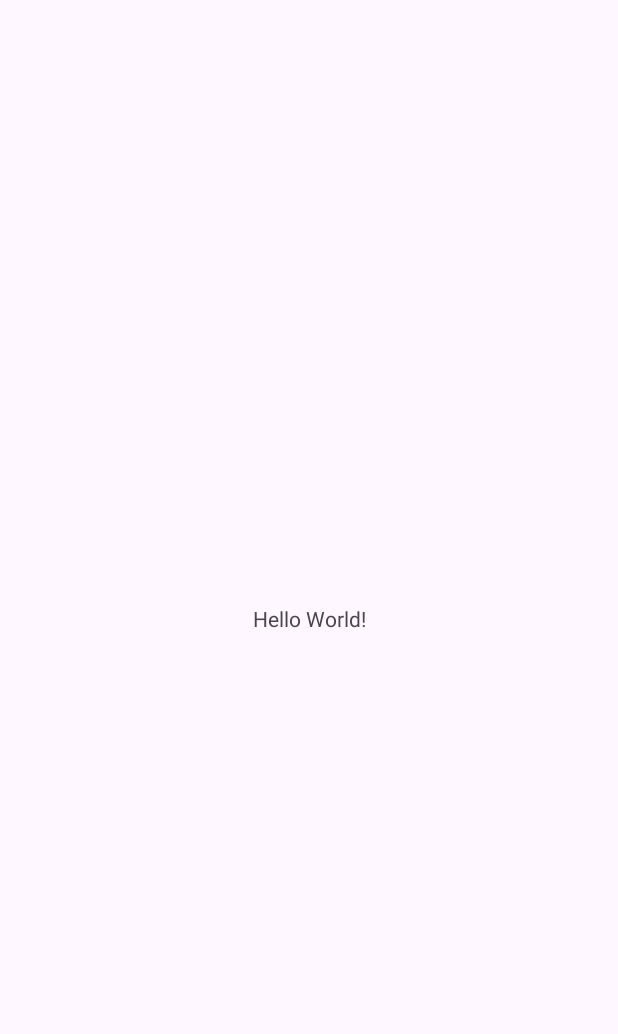
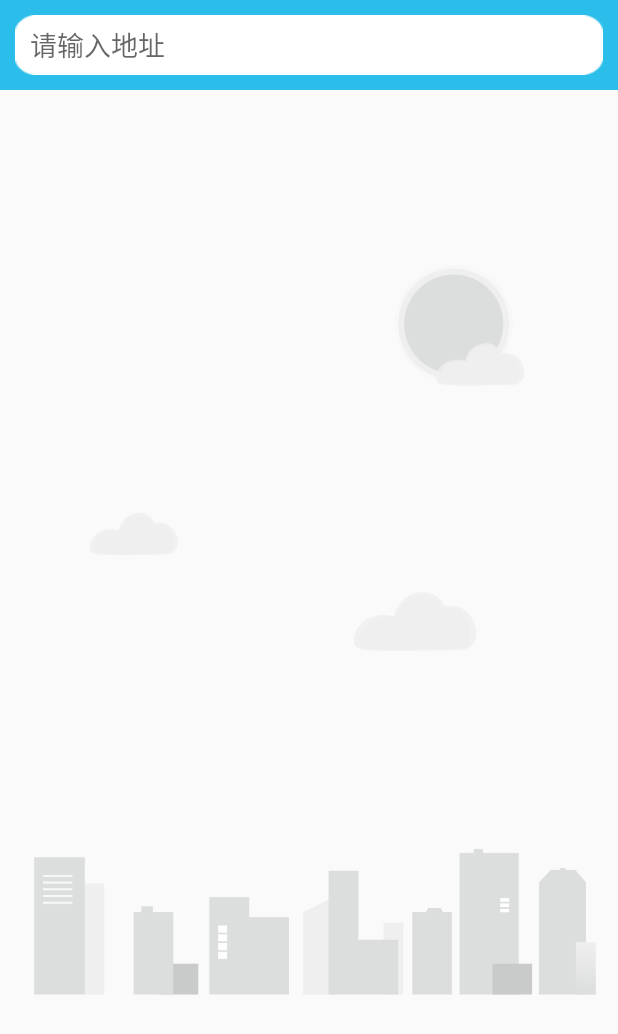
Before and after one commit to MartinLiuMingZhi/SunnyWeather, an Android app: the screen it shows after launch (MainActivity), on a phone screen of 412 x 824 dp. Before the commit the part shown is almost empty. Shown: the top 1034 px of the screen. Run offline under Robolectric (Android 15) with nearby library versions, the phone set to English and light mode, and no system bars.

Commit message:
实现搜索全球城市数据功能。

```diff
--- a/app/build.gradle
+++ b/app/build.gradle
@@ -40,7 +40,6 @@ dependencies {
     implementation 'androidx.recyclerview:recyclerview:1.3.2'
     implementation "androidx.lifecycle:lifecycle-extensions:2.2.0"
     implementation "androidx.lifecycle:lifecycle-livedata-ktx:2.7.0"
-    implementation 'com.google.android.material:material:1.11.0'
     implementation "androidx.swiperefreshlayout:swiperefreshlayout:1.1.0"
     implementation 'com.squareup.retrofit2:retrofit:2.6.1'
     implementation 'com.squareup.retrofit2:converter-gson:2.6.1'
--- a/app/src/main/AndroidManifest.xml
+++ b/app/src/main/AndroidManifest.xml
@@ -1,6 +1,8 @@
 <?xml version="1.0" encoding="utf-8"?>
 <manifest xmlns:android="http://schemas.android.com/apk/res/android"
     xmlns:tools="http://schemas.android.com/tools">
+
+    <uses-permission android:name="android.permission.INTERNET"/>
 
     <application
         android:name=".SunnyWeatherApplication"
--- a/app/src/main/java/com/example/sunnyweather/MainActivity.kt
+++ b/app/src/main/java/com/example/sunnyweather/MainActivity.kt
@@ -2,10 +2,14 @@ package com.example.sunnyweather
 
 import androidx.appcompat.app.AppCompatActivity
 import android.os.Bundle
+import com.example.sunnyweather.databinding.ActivityMainBinding
 
 class MainActivity : AppCompatActivity() {
+
+    private lateinit var binding: ActivityMainBinding
     override fun onCreate(savedInstanceState: Bundle?) {
         super.onCreate(savedInstanceState)
-        setContentView(R.layout.activity_main)
+        binding = ActivityMainBinding.inflate(layoutInflater)
+        setContentView(binding.root)
     }
 }
--- a/app/src/main/java/com/example/sunnyweather/logic/network/PlaceService.kt
+++ b/app/src/main/java/com/example/sunnyweather/logic/network/PlaceService.kt
@@ -8,6 +8,6 @@ import retrofit2.http.Query
 
 interface PlaceService {
 
-    @GET("v2.6/place?token=${SunnyWeatherApplication.TOKEN}&lang=zh_CN")
+    @GET("v2/place?token=${SunnyWeatherApplication.TOKEN}&lang=zh_CN")
     fun searchPlaces(@Query("query") query:String): Call<PlaceResponse>
 }
--- a/app/src/main/java/com/example/sunnyweather/logic/network/ServiceCreator.kt
+++ b/app/src/main/java/com/example/sunnyweather/logic/network/ServiceCreator.kt
@@ -2,7 +2,6 @@ package com.example.sunnyweather.logic.network
 
 import retrofit2.Retrofit
 import retrofit2.converter.gson.GsonConverterFactory
-import retrofit2.create
 
 object ServiceCreator {
 
--- a/app/src/main/java/com/example/sunnyweather/logic/network/SunnyWeatherNetwork.kt
+++ b/app/src/main/java/com/example/sunnyweather/logic/network/SunnyWeatherNetwork.kt
@@ -1,6 +1,6 @@
 package com.example.sunnyweather.logic.network
 
-import android.content.ContentValues.TAG
+
 import android.util.Log
 import retrofit2.Call
 import retrofit2.Callback
@@ -22,7 +22,7 @@ object SunnyWeatherNetwork {
 
                 override fun onResponse(call: Call<T>, response: Response<T>) {
                     val body = response.body()
-                    Log.d(TAG, "OnResponse: ${response.code()}")
+                    Log.d("TAG", "OnResponse: ${response.body()}")
                     if (body != null) continuation.resume(body)
                     else continuation.resumeWithException(
                         RuntimeException("response body is null")
--- /dev/null
+++ b/app/src/main/java/com/example/sunnyweather/ui/place/PlaceFragment.kt
@@ -0,0 +1,63 @@
+package com.example.sunnyweather.ui.place
+
+import android.os.Bundle
+import android.view.LayoutInflater
+import android.view.View
+import android.view.ViewGroup
+import android.widget.Toast
+import androidx.core.widget.addTextChangedListener
+import androidx.fragment.app.Fragment
+import androidx.lifecycle.Observer
+import androidx.lifecycle.ViewModelProvider
+import androidx.recyclerview.widget.LinearLayoutManager
+import com.example.sunnyweather.databinding.FragmentPlaceBinding
+
+class PlaceFragment : Fragment() {
+    private val viewModel by lazy { ViewModelProvider(this)[PlaceViewModel::class.java] }
+
+    private lateinit var adapter: PlaceAdapter
+    private lateinit var binding: FragmentPlaceBinding
+
+    override fun onCreateView(
+        inflater: LayoutInflater,
+        container: ViewGroup?,
+        savedInstanceState: Bundle?
+    ): View? {
+        binding = FragmentPlaceBinding.inflate(inflater)
+        return binding.root
+    }
+
+    override fun onViewCreated(view: View, savedInstanceState: Bundle?) {
+        super.onViewCreated(view, savedInstanceState)
+        val layoutManager = LinearLayoutManager(activity)
+        binding.recyclerView.layoutManager = layoutManager
+        adapter = PlaceAdapter(this,viewModel.placeList)
+        binding.recyclerView.adapter = adapter
+
+        binding.searchPlaceEdit.addTextChangedListener { editable ->
+            val content = editable.toString()
+            if (content.isNotEmpty()){
+                viewModel.searchPlaces(content)
+            }else{
+                binding.recyclerView.visibility = View.GONE
+                binding.bgImageView.visibility = View.VISIBLE
+                viewModel.placeList.clear()
+                adapter.notifyDataSetChanged()
+            }
+        }
+
+        viewModel.placeLiveData.observe(viewLifecycleOwner, Observer{result ->
+            val places = result.getOrNull()
+            if (places != null){
+                binding.recyclerView.visibility = View.VISIBLE
+                binding.bgImageView.visibility = View.GONE
+                viewModel.placeList.clear()
+                viewModel.placeList.addAll(places)
+                adapter.notifyDataSetChanged()
+            }else{
+                Toast.makeText(activity,"未能查询到任何地点",Toast.LENGTH_SHORT).show()
+                result.exceptionOrNull()?.printStackTrace()
+            }
+        })
+    }
+}
--- a/app/src/main/res/layout/activity_main.xml
+++ b/app/src/main/res/layout/activity_main.xml
@@ -1,18 +1,14 @@
 <?xml version="1.0" encoding="utf-8"?>
-<androidx.constraintlayout.widget.ConstraintLayout xmlns:android="http://schemas.android.com/apk/res/android"
-    xmlns:app="http://schemas.android.com/apk/res-auto"
+<FrameLayout xmlns:android="http://schemas.android.com/apk/res/android"
     xmlns:tools="http://schemas.android.com/tools"
     android:layout_width="match_parent"
     android:layout_height="match_parent"
     tools:context=".MainActivity">
 
-    <TextView
-        android:layout_width="wrap_content"
-        android:layout_height="wrap_content"
-        android:text="Hello World!"
-        app:layout_constraintBottom_toBottomOf="parent"
-        app:layout_constraintEnd_toEndOf="parent"
-        app:layout_constraintStart_toStartOf="parent"
-        app:layout_constraintTop_toTopOf="parent" />
+   <fragment
+       android:id="@+id/placeFragment"
+       android:name="com.example.sunnyweather.ui.place.PlaceFragment"
+       android:layout_width="match_parent"
+       android:layout_height="match_parent"/>
 
-</androidx.constraintlayout.widget.ConstraintLayout>
+</FrameLayout>
--- a/app/src/main/res/layout/fragment_place.xml
+++ b/app/src/main/res/layout/fragment_place.xml
@@ -9,13 +9,13 @@
         android:layout_width="match_parent"
         android:layout_height="wrap_content"
         android:layout_alignParentBottom="true"
-        android:src="@drawable/logo" />
+        android:src="@drawable/bg_place" />
 
     <FrameLayout
         android:id="@+id/actionBarLayout"
         android:layout_width="match_parent"
         android:layout_height="60dp"
-        android:background="@color/design_default_color_primary">
+        android:background="#2CBEEA">
 
         <EditText
             android:id="@+id/searchPlaceEdit"
@@ -24,8 +24,10 @@
             android:layout_gravity="center_vertical"
             android:layout_marginStart="10dp"
             android:layout_marginEnd="10dp"
+            android:paddingStart="10dp"
+            android:paddingEnd="10dp"
             android:hint="请输入地址"
-            android:background="@drawable/logo"/>
+            android:background="@drawable/search_bg"/>
     </FrameLayout>
 
     <androidx.recyclerview.widget.RecyclerView
--- a/app/src/main/res/values/themes.xml
+++ b/app/src/main/res/values/themes.xml
@@ -1,6 +1,6 @@
 <resources xmlns:tools="http://schemas.android.com/tools">
     <!-- Base application theme. -->
-    <style name="Base.Theme.SunnyWeather" parent="Theme.Material3.DayNight.NoActionBar">
+    <style name="Base.Theme.SunnyWeather" parent="Theme.AppCompat.Light.NoActionBar">
         <!-- Customize your light theme here. -->
         <!-- <item name="colorPrimary">@color/my_light_primary</item> -->
     </style>
```
Also changed, not shown: app/src/main/java/com/example/sunnyweather/ui/place/PlaceAdapter.kt (+10 -12 lines), app/src/main/res/drawable/bg_place.png (added), app/src/main/res/drawable/search_bg.9.png (added), gradle/wrapper/gradle-wrapper.properties.
